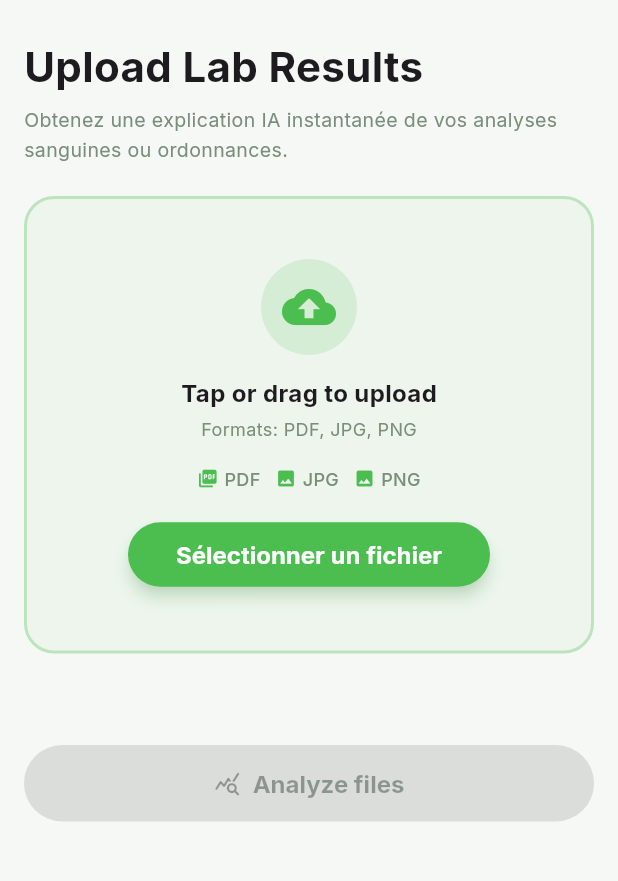
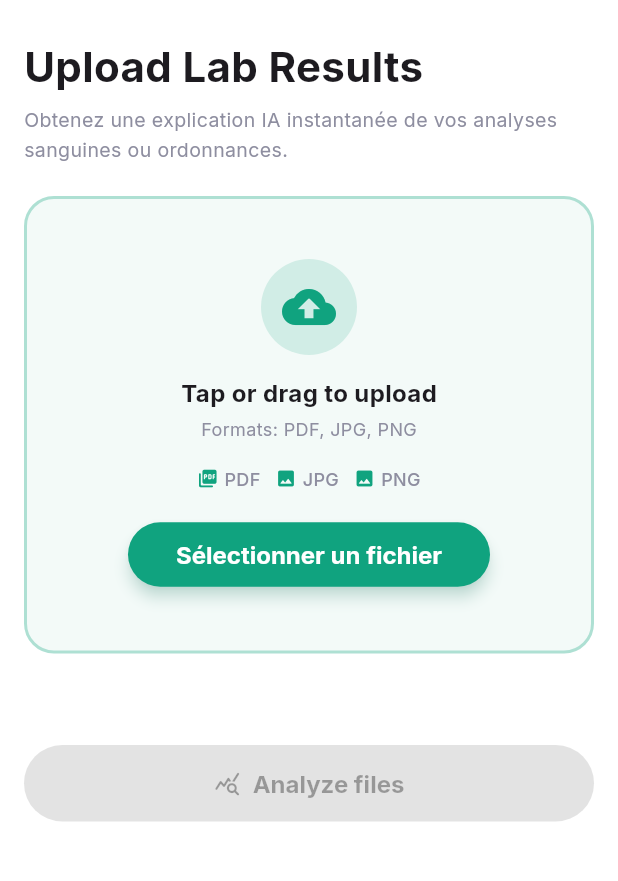
Before and after one commit to Volgat/medhemo, a Flutter app: the FileUploadScreen screen opened directly, on a phone screen of 412 x 824 dp, the part 59-940 px from its top. Run offline on Flutter 3.47's test engine with Material 3 defaults, Android fonts, the phone set to English and light mode, and no system bars; drawn by our look-alikes of flutter_animate; our stand-ins replace file_picker, google_fonts, image_picker, permission_handler; missing offline and left inert: flutter_sound; network calls fail.

Commit message:
style(mobile): align Flutter app theme colors with web identity

```diff
--- a/hemo_app/lib/theme/app_theme.dart
+++ b/hemo_app/lib/theme/app_theme.dart
@@ -3,19 +3,19 @@ import 'package:google_fonts/google_fonts.dart';
 
 class AppTheme {
   // ── Brand Colors ────────────────────────────────────────────────────
-  static const Color primary        = Color(0xFF4BBE4F);
-  static const Color primaryLight   = Color(0xFFE8F7E9);
-  static const Color primaryDark    = Color(0xFF2E8C31);
-  static const Color backgroundLight = Color(0xFFF6F8F6);
-  static const Color backgroundDark  = Color(0xFF141E15);
-  static const Color surfaceLight    = Color(0xFFFFFFFF);
-  static const Color surfaceDark     = Color(0xFF1E2B1F);
-  static const Color cardDark        = Color(0xFF243025);
+  static const Color primary        = Color(0xFF10A37F);
+  static const Color primaryLight   = Color(0xFFE8FAF5);
+  static const Color primaryDark    = Color(0xFF0E906F);
+  static const Color backgroundLight = Color(0xFFFFFFFF);
+  static const Color backgroundDark  = Color(0xFF212121);
+  static const Color surfaceLight    = Color(0xFFF9F9F9);
+  static const Color surfaceDark     = Color(0xFF171717);
+  static const Color cardDark        = Color(0xFF2F2F2F);
 
   // ── Text Colors ────────────────────────────────────────────────────
-  static const Color textDark   = Color(0xFF0F1B10);
-  static const Color textLight  = Color(0xFFF1F7F1);
-  static const Color textMuted  = Color(0xFF7A8E7B);
+  static const Color textDark   = Color(0xFF1A1A1A);
+  static const Color textLight  = Color(0xFFECECEC);
+  static const Color textMuted  = Color(0xFF8E8EA0);
 
   // ── Light Theme ────────────────────────────────────────────────────
   static ThemeData lightTheme = ThemeData(
@@ -69,7 +69,7 @@ class AppTheme {
     brightness: Brightness.dark,
     colorScheme: ColorScheme.dark(
       primary: primary,
-      onPrimary: Colors.black,
+      onPrimary: Colors.white,
       secondary: primary,
       surface: surfaceDark,
       onSurface: textLight,
@@ -90,7 +90,7 @@ class AppTheme {
     elevatedButtonTheme: ElevatedButtonThemeData(
       style: ElevatedButton.styleFrom(
         backgroundColor: primary,
-        foregroundColor: Colors.black,
+        foregroundColor: Colors.white,
         shape: const StadiumBorder(),
         textStyle: GoogleFonts.inter(fontWeight: FontWeight.bold, fontSize: 16),
         padding: const EdgeInsets.symmetric(vertical: 16, horizontal: 32),
```
Also changed, not shown: 1 other file.
